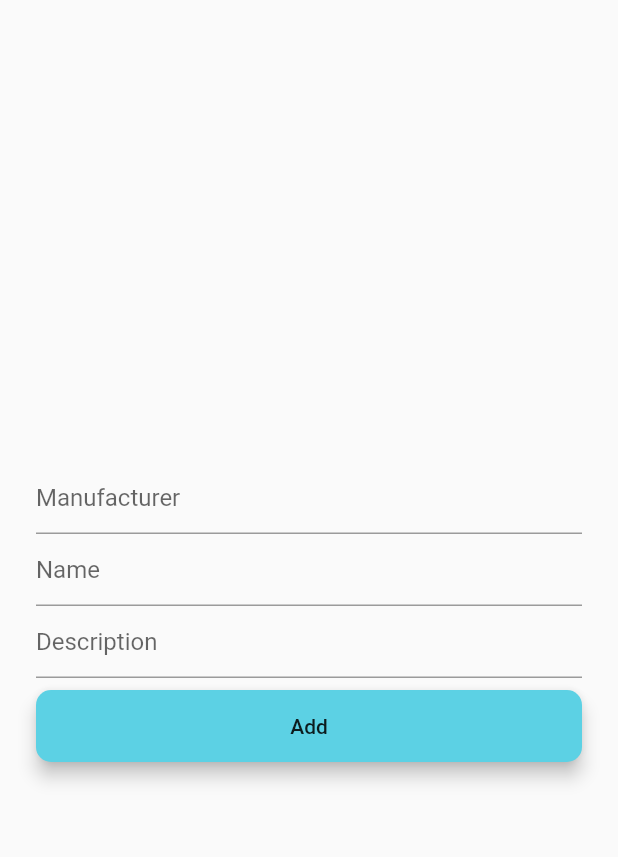
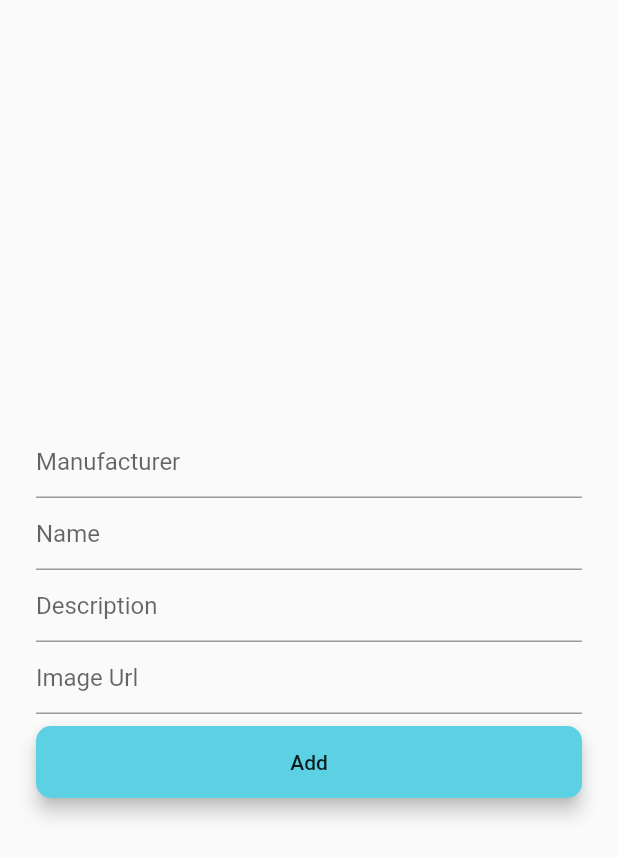
Before and after one commit to ryanhossain9797/PC-Build-Assistant, a Flutter app: the AddScreen screen opened by its route, after a tap on "Add", on a phone screen of 412 x 824 dp. Shown: the top 857 px of the screen. Run offline on Flutter 3.47's test engine with Material 2 defaults, Android fonts, the phone set to English and light mode, and no system bars; our stand-ins replace animated_text_kit, cloud_firestore, firebase_auth, font_awesome_flutter, google_sign_in, modal_progress_hud; missing offline and left inert: simple_gravatar; accounts and stored records are empty.

Commit message:
Secret Stuff SHHHHH

```diff
--- a/lib/screens/add_component.dart
+++ b/lib/screens/add_component.dart
@@ -2,7 +2,6 @@ import 'package:cloud_firestore/cloud_firestore.dart';
 import 'package:flutter/material.dart';
 import 'package:pc_build_assistant/components/rounded_button_widget.dart';
 import 'package:pc_build_assistant/constants.dart';
-import 'package:pc_build_assistant/models/pc_component.dart';
 
 class AddScreen extends StatefulWidget {
   static String id = "/addScreenId";
@@ -15,6 +14,7 @@ class _AddScreenState extends State<AddScreen> {
   String _manufacturer = "";
   String _name = "";
   String _description = "";
+  String _imgurl;
   Firestore _storage = Firestore.instance;
 
   @override
@@ -44,27 +44,24 @@ class _AddScreenState extends State<AddScreen> {
                 _description = description;
               },
             ),
+            TextField(
+              decoration: InputDecoration(hintText: "Image Url"),
+              onChanged: (imgurl) {
+                _imgurl = imgurl;
+              },
+            ),
             Padding(
               padding: const EdgeInsets.symmetric(vertical: 8.0),
               child: RoundedButton(
                 title: "Add",
                 color: kRegisterButtonColor,
                 onPressed: () {
-                  PCComponentModel model = PCComponentModel(
-                    name: _name,
-                    manufacturer: _manufacturer,
-                    description: _description,
-                  );
-                  print(model.manufacturer +
-                      " " +
-                      model.name +
-                      " " +
-                      model.description);
                   _storage.collection('pc-components').add(
                     {
                       "manufacturer": _manufacturer,
                       "name": _name,
-                      "description": _description
+                      "description": _description,
+                      "imgurl": _imgurl,
                     },
                   );
                 },
```
